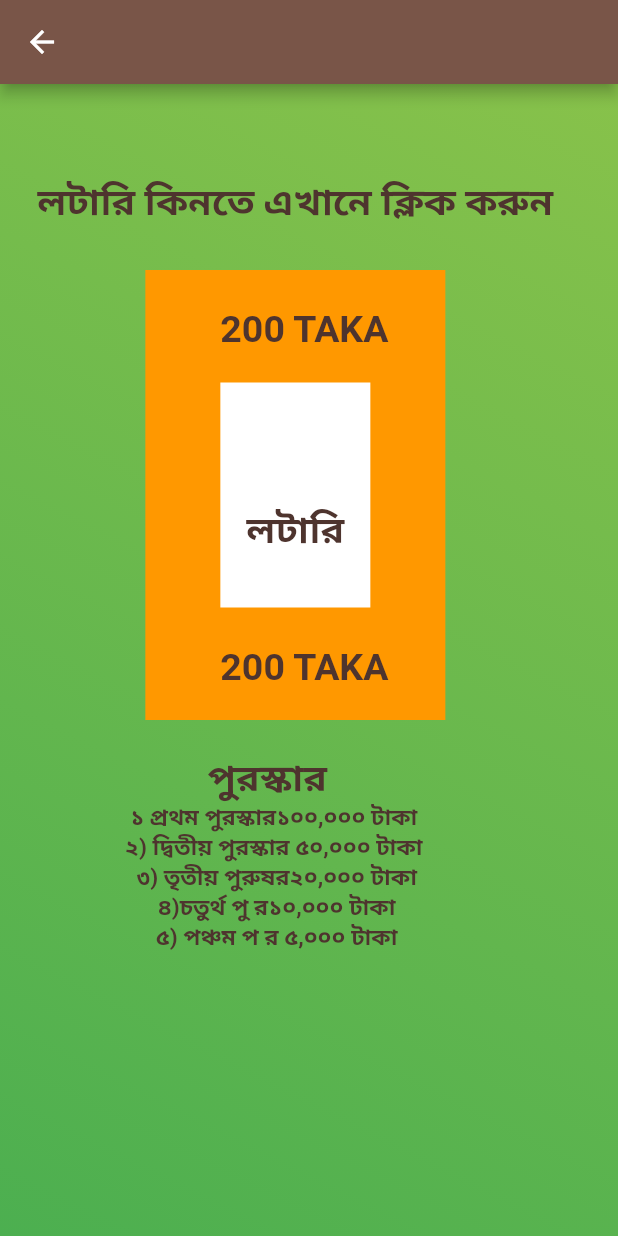
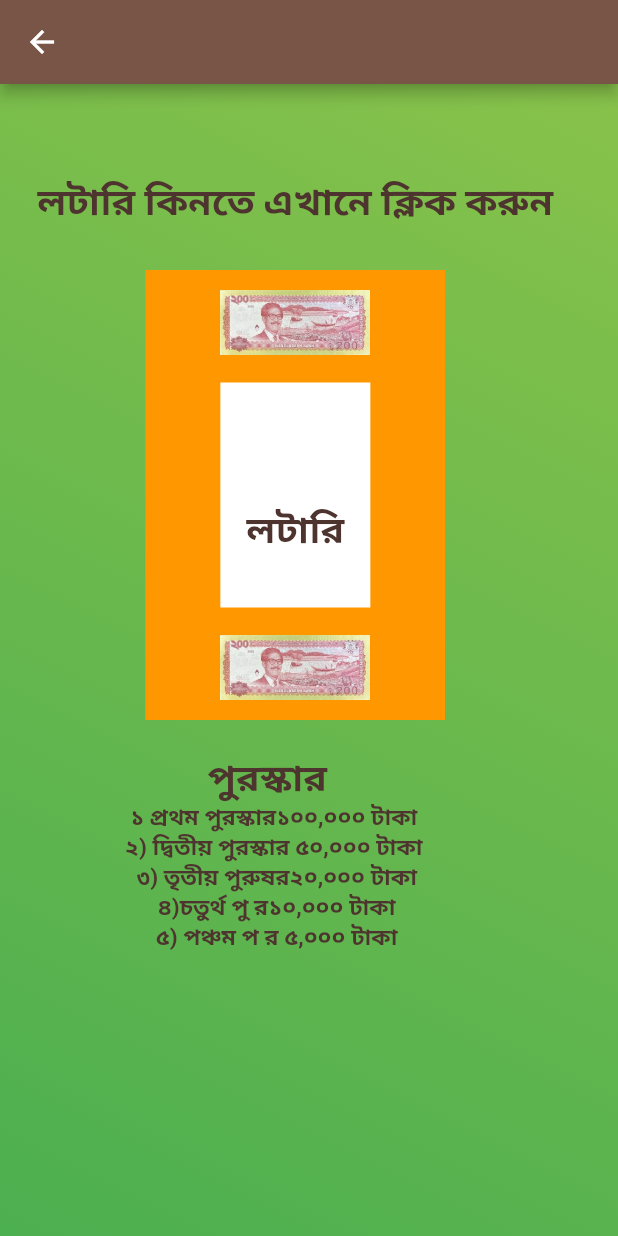
Before and after one commit to jahinhossain/lotterybd, a Flutter app: the thirdscreen screen opened directly, on a phone screen of 412 x 824 dp. Run offline on Flutter 3.47's test engine with Material 2 defaults, Android fonts, the phone set to English and light mode, and no system bars; our stand-ins replace animated_text_kit, font_awesome_flutter, getwidget, google_nav_bar, lottie; network calls fail.

Commit message:
added assets

```diff
--- a/lib/thirdscreen.dart
+++ b/lib/thirdscreen.dart
@@ -58,16 +58,10 @@ class thirdscreen extends StatelessWidget {
                         ),
                       ),
 
-                        Positioned( top: 25, left: 50, bottom: 10,
-                          child: Text("200 TAKA",style: TextStyle(
-                            color: Colors.brown[800],
-                            fontSize: 25,
-                            fontWeight: FontWeight.bold)),),
-                        Positioned(  left: 50, top: 250,
-                          child: Text("200 TAKA",style: TextStyle(
-                              color: Colors.brown[800],
-                              fontSize: 25,
-                              fontWeight: FontWeight.bold)),),
+                        Positioned(  left: 50, bottom: 215,
+                          child: new Image.asset('assets/download.jpg',width: 100,height: 100,), ),
+                        Positioned(  left: 50, top: 215,
+                          child: new Image.asset('assets/download.jpg',width: 100,height: 100,), ),
 
                       ]
                     ),
--- a/pubspec.yaml
+++ b/pubspec.yaml
@@ -70,6 +70,10 @@ flutter:
   # the material Icons class.
   uses-material-design: true
 
+  assets:
+    - assets/
+    - assets/taka.png
+
 
 
 
```
Also changed, not shown: assets/download.jpg (added), assets/taka.png (added).
